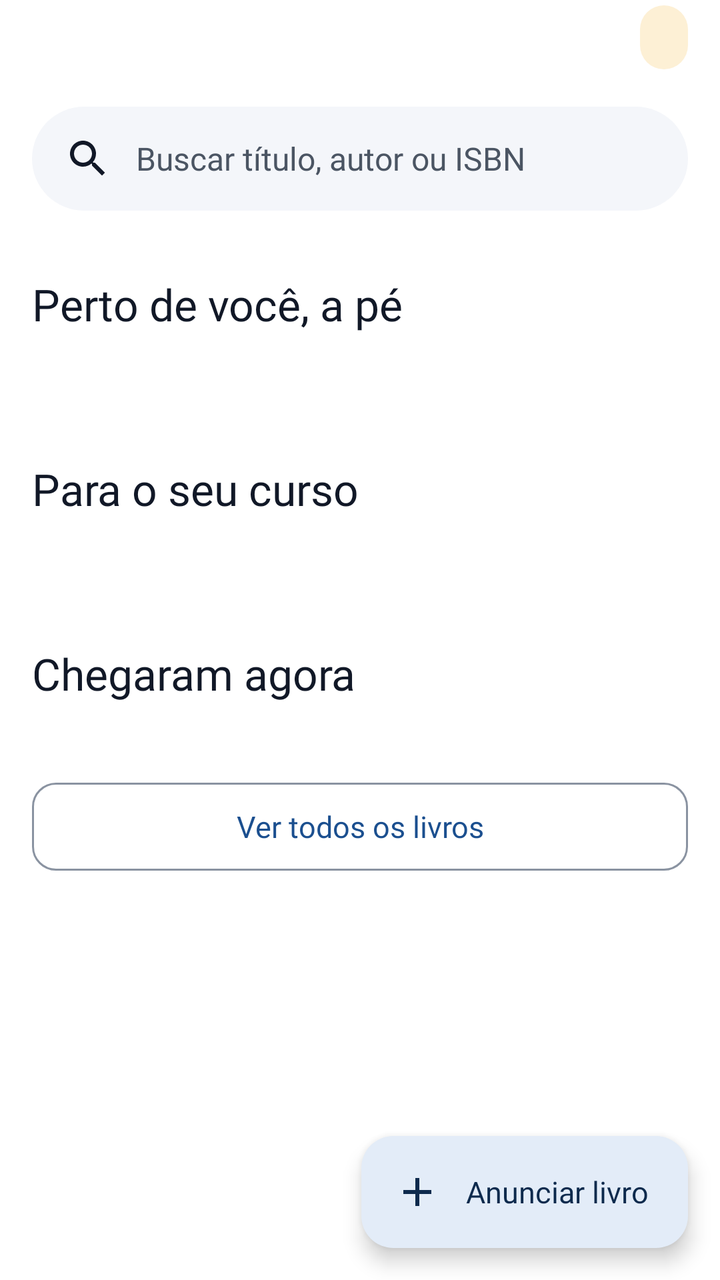
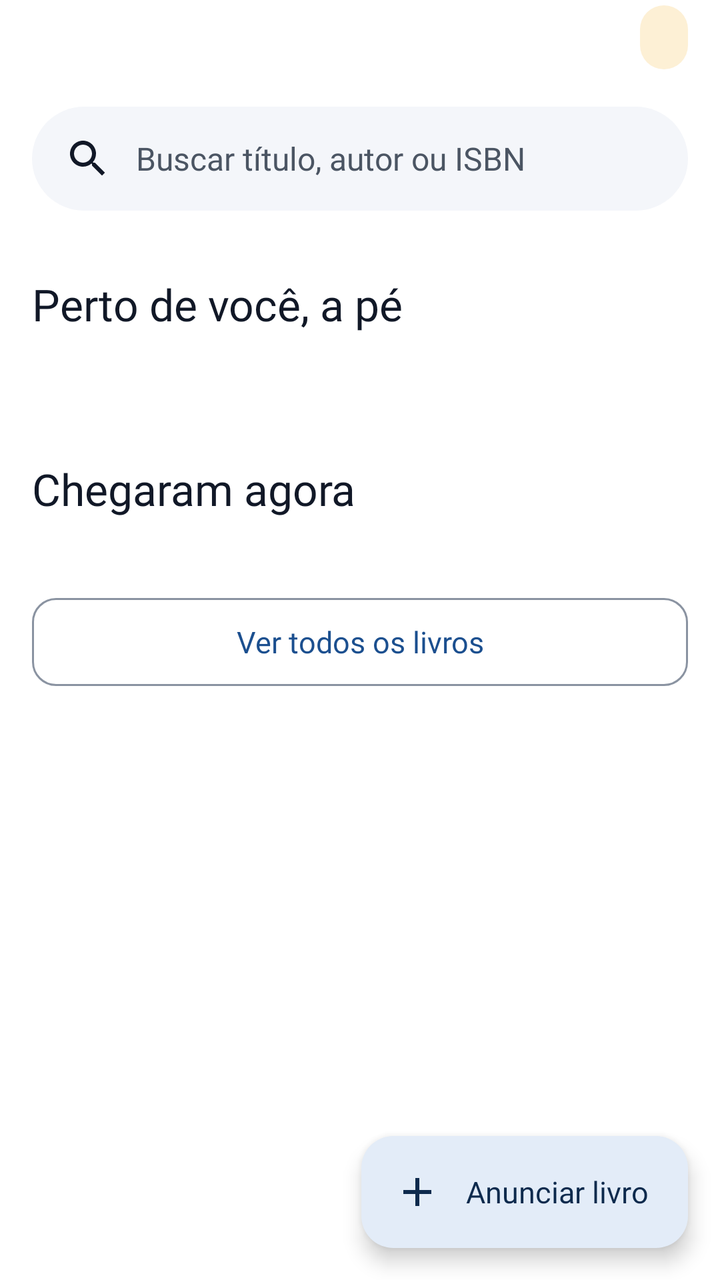

An Android layout rendered at two revisions. The XML below is the earlier revision; the diff shows what the commit changed to produce the second picture.
<!-- AndroidManifest.xml: application theme Theme.LeiaUFMS -->
<!-- res/layout/fragment_home.xml -->
<?xml version="1.0" encoding="utf-8"?>
<androidx.coordinatorlayout.widget.CoordinatorLayout xmlns:android="http://schemas.android.com/apk/res/android"
    xmlns:app="http://schemas.android.com/apk/res-auto"
    android:layout_width="match_parent"
    android:layout_height="match_parent">

    <androidx.core.widget.NestedScrollView
        android:id="@+id/scroll"
        android:layout_width="match_parent"
        android:layout_height="match_parent"
        android:defaultFocusHighlightEnabled="false">

    <LinearLayout
        android:layout_width="match_parent"
        android:layout_height="wrap_content"
        android:orientation="vertical"
        android:paddingBottom="@dimen/fab_clearance">

        <LinearLayout
            android:layout_width="match_parent"
            android:layout_height="wrap_content"
            android:gravity="center_vertical"
            android:orientation="horizontal"
            android:paddingStart="@dimen/screen_margin"
            android:paddingEnd="@dimen/screen_margin">

            <TextView
                android:id="@+id/hello"
                android:layout_width="0dp"
                android:layout_height="wrap_content"
                android:layout_weight="1"
                android:accessibilityHeading="true"
                android:textAppearance="@style/TextAppearance.Leia.Display"
                android:textColor="@color/leia_on_background" />

            <TextView
                android:id="@+id/credits"
                android:layout_width="wrap_content"
                android:layout_height="wrap_content"
                android:background="@drawable/bg_credit_pill"
                android:drawablePadding="@dimen/space_xxs"
                android:minHeight="32dp"
                android:gravity="center_vertical"
                android:paddingStart="@dimen/space_s"
                android:paddingEnd="@dimen/space_s"
                android:textAppearance="@style/TextAppearance.Leia.Label"
                android:textColor="@color/leia_on_tertiary_container" />
        </LinearLayout>

        <TextView
            android:id="@+id/search"
            android:layout_width="match_parent"
            android:layout_height="52dp"
            android:layout_marginStart="@dimen/screen_margin"
            android:layout_marginTop="@dimen/space_m"
            android:layout_marginEnd="@dimen/screen_margin"
            android:background="@drawable/bg_pill"
            android:clickable="true"
            android:drawablePadding="@dimen/space_s"
            android:focusable="true"
            android:foreground="?attr/selectableItemBackground"
            android:gravity="center_vertical"
            android:paddingStart="@dimen/space_m"
            android:paddingEnd="@dimen/space_m"
            android:text="@string/home_search"
            android:textAppearance="@style/TextAppearance.Leia.Body"
            android:textColor="@color/leia_on_surface_variant"
            app:drawableStartCompat="@drawable/ic_search" />

        <LinearLayout
            android:id="@+id/for_you"
            android:layout_width="match_parent"
            android:layout_height="wrap_content"
            android:orientation="vertical"
            android:visibility="gone">

            <TextView
                style="@style/Widget.Leia.HomeSection"
                android:text="@string/home_for_you" />

            <LinearLayout
                android:id="@+id/for_you_list"
                android:layout_width="match_parent"
                android:layout_height="wrap_content"
                android:layout_marginTop="@dimen/space_s"
                android:orientation="vertical"
                android:paddingStart="@dimen/screen_margin"
                android:paddingEnd="@dimen/screen_margin" />
        </LinearLayout>

        <TextView
            android:id="@+id/near_title"
            style="@style/Widget.Leia.HomeSection"
            android:text="@string/home_near" />

        <TextView
            android:id="@+id/near_sub"
            android:layout_width="match_parent"
            android:layout_height="wrap_content"
            android:layout_marginStart="@dimen/screen_margin"
            android:layout_marginEnd="@dimen/screen_margin"
            android:textAppearance="@style/TextAppearance.Leia.BodySmall"
            android:textColor="@color/leia_on_surface_variant" />

        <androidx.recyclerview.widget.RecyclerView
            android:id="@+id/near_list"
            android:layout_width="match_parent"
            android:layout_height="wrap_content"
            android:layout_marginTop="@dimen/space_s"
            android:clipToPadding="false"
            android:nestedScrollingEnabled="false"
            android:orientation="horizontal"
            android:paddingStart="@dimen/screen_margin"
            android:paddingEnd="@dimen/screen_margin"
            app:layoutManager="androidx.recyclerview.widget.LinearLayoutManager" />

        <LinearLayout
            android:id="@+id/near_invite"
            android:layout_width="match_parent"
            android:layout_height="wrap_content"
            android:layout_marginStart="@dimen/screen_margin"
            android:layout_marginTop="@dimen/space_s"
            android:layout_marginEnd="@dimen/screen_margin"
            android:background="@drawable/bg_notice"
            android:gravity="center_vertical"
            android:orientation="horizontal"
            android:padding="@dimen/space_s"
            android:visibility="gone">

            <TextView
                android:id="@+id/near_invite_text"
                android:layout_width="0dp"
                android:layout_height="wrap_content"
                android:layout_weight="1"
                android:drawablePadding="@dimen/space_xs"
                android:text="@string/home_near_invite"
                android:textAppearance="@style/TextAppearance.Leia.BodySmall"
                android:textColor="@color/leia_on_background"
                app:drawableStartCompat="@drawable/ic_walk" />

            <com.google.android.material.button.MaterialButton
                android:id="@+id/near_invite_action"
                style="?attr/borderlessButtonStyle"
                android:layout_width="wrap_content"
                android:layout_height="wrap_content"
                android:text="@string/action_activate_location" />
        </LinearLayout>

        <TextView
            android:id="@+id/course_title"
            style="@style/Widget.Leia.HomeSection"
            android:text="@string/home_course" />

        <TextView
            android:id="@+id/course_sub"
            android:layout_width="match_parent"
            android:layout_height="wrap_content"
            android:layout_marginStart="@dimen/screen_margin"
            android:layout_marginEnd="@dimen/screen_margin"
            android:textAppearance="@style/TextAppearance.Leia.BodySmall"
            android:textColor="@color/leia_on_surface_variant" />

        <androidx.recyclerview.widget.RecyclerView
            android:id="@+id/course_list"
            android:layout_width="match_parent"
            android:layout_height="wrap_content"
            android:layout_marginTop="@dimen/space_s"
            android:clipToPadding="false"
            android:nestedScrollingEnabled="false"
            android:orientation="horizontal"
            android:paddingStart="@dimen/screen_margin"
            android:paddingEnd="@dimen/screen_margin"
            app:layoutManager="androidx.recyclerview.widget.LinearLayoutManager" />

        <TextView
            android:id="@+id/fresh_title"
            style="@style/Widget.Leia.HomeSection"
            android:text="@string/home_new" />

        <androidx.recyclerview.widget.RecyclerView
            android:id="@+id/fresh_list"
            android:layout_width="match_parent"
            android:layout_height="wrap_content"
            android:layout_marginTop="@dimen/space_s"
            android:clipToPadding="false"
            android:nestedScrollingEnabled="false"
            android:orientation="horizontal"
            android:paddingStart="@dimen/screen_margin"
            android:paddingEnd="@dimen/screen_margin"
            app:layoutManager="androidx.recyclerview.widget.LinearLayoutManager" />

        <com.google.android.material.button.MaterialButton
            android:id="@+id/button_all"
            style="?attr/materialButtonOutlinedStyle"
            android:layout_width="match_parent"
            android:layout_height="wrap_content"
            android:layout_marginStart="@dimen/screen_margin"
            android:layout_marginTop="@dimen/space_l"
            android:layout_marginEnd="@dimen/screen_margin"
            android:text="@string/home_all" />
    </LinearLayout>
    </androidx.core.widget.NestedScrollView>

    <com.google.android.material.floatingactionbutton.ExtendedFloatingActionButton
        android:id="@+id/fab_new"
        android:layout_width="wrap_content"
        android:layout_height="wrap_content"
        android:layout_gravity="bottom|end"
        android:layout_margin="@dimen/screen_margin"
        android:text="@string/action_new_listing"
        app:icon="@drawable/ic_add" />
</androidx.coordinatorlayout.widget.CoordinatorLayout>
<!-- resources referenced by this layout -->
<resources>
  <color name="leia_on_background">#111827</color>
  <color name="leia_on_surface_variant">#4B5563</color>
  <color name="leia_on_tertiary_container">#3D2A08</color>
  <dimen name="fab_clearance">88dp</dimen>
  <dimen name="screen_margin">16dp</dimen>
  <dimen name="space_l">24dp</dimen>
  <dimen name="space_m">16dp</dimen>
  <dimen name="space_s">12dp</dimen>
  <dimen name="space_xs">8dp</dimen>
  <dimen name="space_xxs">4dp</dimen>
  <string name="action_activate_location">Ativar localização</string>
  <string name="action_new_listing">Anunciar livro</string>
  <string name="home_all">Ver todos os livros</string>
  <string name="home_course">Para o seu curso</string>
  <string name="home_for_you">Pra você agora</string>
  <string name="home_near">Perto de você, a pé</string>
  <string name="home_near_invite">Ative a localização para ver o que dá para buscar a pé.</string>
  <string name="home_new">Chegaram agora</string>
  <string name="home_search">Buscar título, autor ou ISBN</string>
  <style name="Theme.LeiaUFMS" parent="Base.Theme.LeiaUFMS" />
  <color name="leia_tertiary_container">#FDF0D5</color>
  <color name="leia_surface_container">#F4F6FA</color>
  <dimen name="radius_m">12dp</dimen>
  <dimen name="space_xl">32dp</dimen>
  <color name="leia_primary">#1B4F8F</color>
  <color name="leia_on_primary">#FFFFFF</color>
  <color name="leia_primary_container">#E3ECF8</color>
  <color name="leia_on_primary_container">#0D2A4D</color>
  <color name="leia_tertiary">#8A5A12</color>
  <color name="leia_on_tertiary">#FFFFFF</color>
  <color name="leia_error">#B42318</color>
  <color name="leia_on_error">#FFFFFF</color>
  <color name="leia_error_container">#FDE3E1</color>
  <color name="leia_on_error_container">#5A0E09</color>
  <color name="leia_background">#FFFFFF</color>
  <color name="leia_surface">#FFFFFF</color>
  <color name="leia_outline">#8A93A1</color>
  <color name="leia_inverse_primary">#8DB8F2</color>
  <color name="leia_outline_variant">#E5E7EB</color>
  <style name="ShapeAppearance.Leia.Small" parent="ShapeAppearance.Material3.Corner.Small">
          <item name="cornerFamily">rounded</item>
          <item name="cornerSize">@dimen/radius_s</item>
      </style>
  <style name="ShapeAppearance.Leia.Medium" parent="ShapeAppearance.Material3.Corner.Medium">
          <item name="cornerFamily">rounded</item>
          <item name="cornerSize">@dimen/radius_m</item>
      </style>
  <style name="ShapeAppearance.Leia.Large" parent="ShapeAppearance.Material3.Corner.Large">
          <item name="cornerFamily">rounded</item>
          <item name="cornerSize">@dimen/radius_l</item>
      </style>
  <style name="Widget.Leia.Button.Text" parent="Widget.Material3.Button.TextButton">
          <item name="android:minHeight">@dimen/touch_target</item>
          <item name="android:textAppearance">@style/TextAppearance.Leia.Label</item>
      </style>
  <style name="Widget.Leia.Chip" parent="Widget.Material3.Chip.Filter">
          <item name="chipMinTouchTargetSize">@dimen/touch_target</item>
      </style>
  <style name="Widget.Leia.BottomNavigation" parent="Widget.Material3.BottomNavigationView">
          <item name="backgroundTint">@color/leia_surface</item>
          <item name="labelVisibilityMode">labeled</item>
      </style>
  <style name="Widget.Leia.Toolbar" parent="Widget.Material3.Toolbar">
          <item name="titleTextAppearance">@style/TextAppearance.Leia.Headline</item>
          <item name="android:background">@color/leia_background</item>
      </style>
  <dimen name="touch_target">48dp</dimen>
  <dimen name="radius_s">8dp</dimen>
  <dimen name="radius_l">16dp</dimen>
  <dimen name="button_height">52dp</dimen>
  <dimen name="radius_button">12dp</dimen>
  <dimen name="elevation_card">2dp</dimen>
  <style name="MaterialAlertDialog.Leia" parent="MaterialAlertDialog.Material3">
          <item name="backgroundTint">@color/leia_surface</item>
          <item name="shapeAppearance">@style/ShapeAppearance.Leia.Large</item>
      </style>
  <!-- unchanged entries left out for length: 21 -->
</resources>

<!-- the commit's change to res/layout/fragment_home.xml (unified diff, before → after) -->
@@ -148,11 +148,13 @@
 
         <TextView
             android:id="@+id/course_title"
+            android:visibility="gone"
             style="@style/Widget.Leia.HomeSection"
             android:text="@string/home_course" />
 
         <TextView
             android:id="@+id/course_sub"
+            android:visibility="gone"
             android:layout_width="match_parent"
             android:layout_height="wrap_content"
             android:layout_marginStart="@dimen/screen_margin"
@@ -162,6 +164,7 @@
 
         <androidx.recyclerview.widget.RecyclerView
             android:id="@+id/course_list"
+            android:visibility="gone"
             android:layout_width="match_parent"
             android:layout_height="wrap_content"
             android:layout_marginTop="@dimen/space_s"
